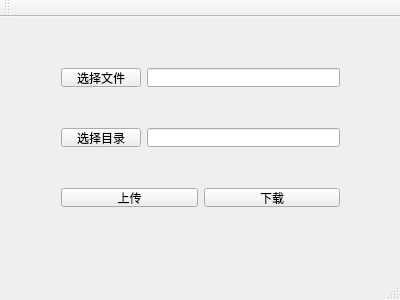
Before: the Qt Designer form tcpClient/mainwindow.ui in hustStt/qt-filetransfer, drawn with Qt 5.
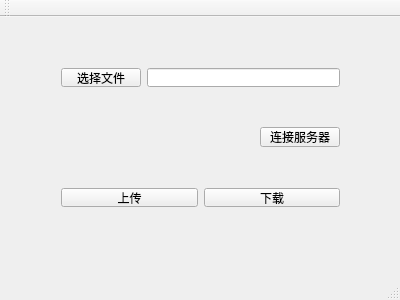
After: the same form once the commit is applied.

```diff
--- a/tcpClient/mainwindow.ui
+++ b/tcpClient/mainwindow.ui
@@ -36,28 +36,6 @@
      </item>
     </layout>
    </widget>
-   <widget class="QWidget" name="horizontalLayoutWidget_2">
-    <property name="geometry">
-     <rect>
-      <x>50</x>
-      <y>100</y>
-      <width>301</width>
-      <height>41</height>
-     </rect>
-    </property>
-    <layout class="QHBoxLayout" name="horizontalLayout_2">
-     <item>
-      <widget class="QPushButton" name="pushButton_4">
-       <property name="text">
-        <string>选择目录</string>
-       </property>
-      </widget>
-     </item>
-     <item>
-      <widget class="QLineEdit" name="lineEdit_2"/>
-     </item>
-    </layout>
-   </widget>
    <widget class="QWidget" name="horizontalLayoutWidget_3">
     <property name="geometry">
      <rect>
@@ -84,6 +62,19 @@
      </item>
     </layout>
    </widget>
+   <widget class="QPushButton" name="pushButton_4">
+    <property name="geometry">
+     <rect>
+      <x>260</x>
+      <y>110</y>
+      <width>80</width>
+      <height>20</height>
+     </rect>
+    </property>
+    <property name="text">
+     <string>连接服务器</string>
+    </property>
+   </widget>
   </widget>
   <widget class="QMenuBar" name="menuBar">
    <property name="geometry">
```
